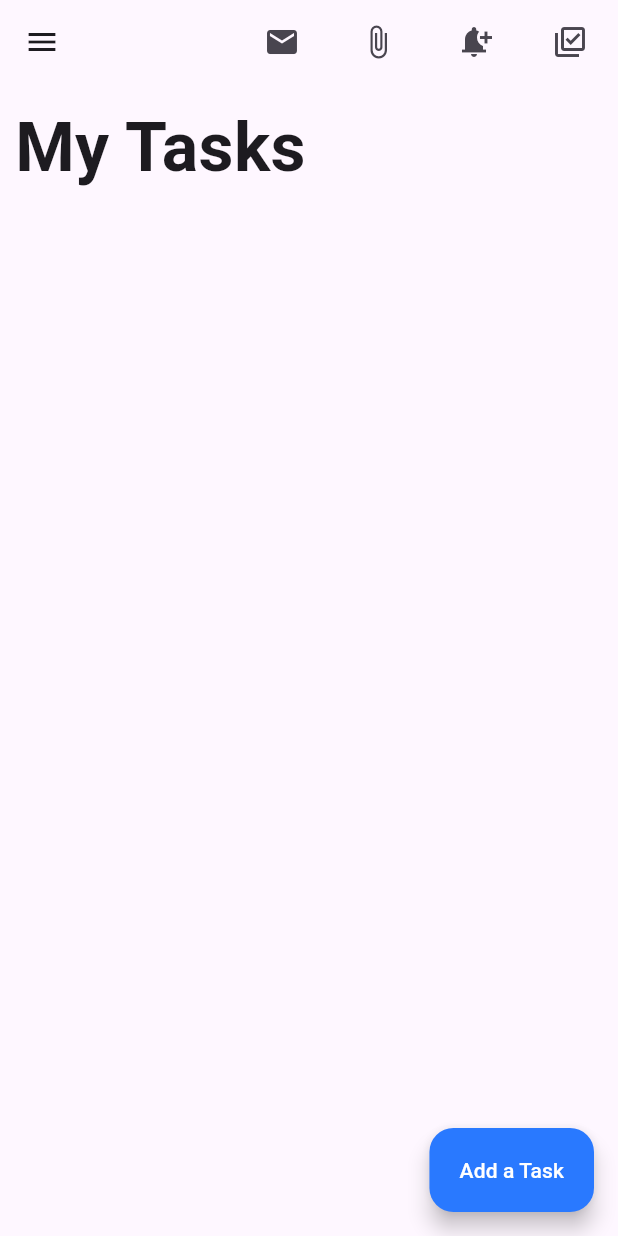
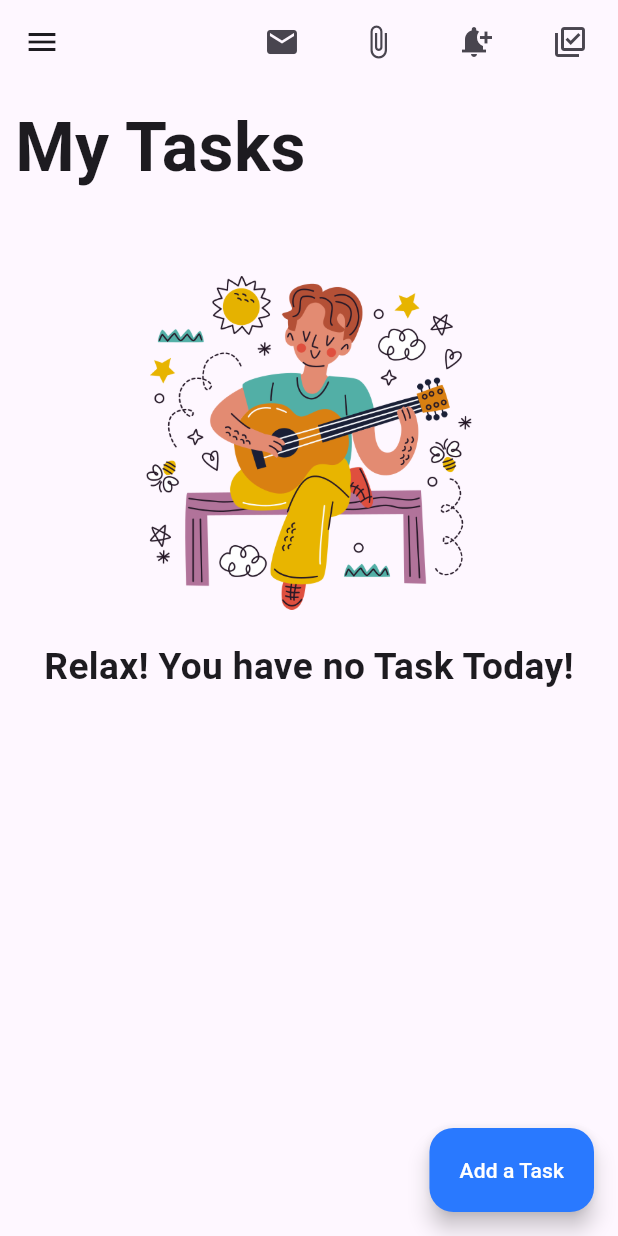
Before and after one commit to Sadman-123/Task-Manager, a Flutter app: the MobileTasks screen opened directly, on a phone screen of 412 x 824 dp. Run offline on Flutter 3.47's test engine with Material 3 defaults, Android fonts, the phone set to English and light mode, and no system bars; our stand-ins replace get.

Commit message:
for mobile also i showed what need to show when no task!

```diff
--- a/lib/screen/sub_screen/mobile_related/mobile_tasks.dart
+++ b/lib/screen/sub_screen/mobile_related/mobile_tasks.dart
@@ -158,8 +158,27 @@ class MobileTasks extends StatelessWidget{
             margin: EdgeInsets.all(10),
             child: Text("My Tasks",style: TextStyle(fontSize: mdw*0.11,fontWeight: FontWeight.bold),),
           ),
-          Expanded(
-            child: Container(
+          Obx(()=>Expanded(
+            child: controller.arr.isEmpty?Container(
+              margin: EdgeInsets.only(
+                top: 33
+              ),
+              alignment: Alignment.center,
+              child: Column(
+                children: [
+                  Container(
+                    margin: EdgeInsets.all(10),
+                    child: Image.asset("assets/people.png",
+                      height: mdh*0.27,
+                    ),
+                  ),
+                  Container(
+                    margin: EdgeInsets.all(10),
+                    child: Text("Relax! You have no Task Today!",style: TextStyle(fontWeight: FontWeight.bold,fontSize: mdw*0.06),),
+                  )
+                ],
+              ),
+            ):Container(
                 margin: EdgeInsets.all(10),
                 width: double.infinity,
                 child:  Obx(()=>ListView.separated(
@@ -168,6 +187,7 @@ class MobileTasks extends StatelessWidget{
                     return Obx(()=>ListTile(
                       title: Text("${controller.arr[index]['title']}",style: TextStyle(fontWeight: FontWeight.bold,fontSize: mdw*0.05),),
                       subtitle: Text("${controller.arr[index]['task']}",style: TextStyle(fontSize: mdw*0.0556),),
+                      trailing: IconButton(onPressed: (){controller.delete_task(index);}, icon: Icon(Icons.delete)),
                     ));
                   },
                   separatorBuilder: (context, index) {
@@ -175,7 +195,7 @@ class MobileTasks extends StatelessWidget{
                   },
                 ))
             ),
-          )
+          ))
         ],
       ),
     );
```
Lines whose indentation alone changed are shown as unchanged.
